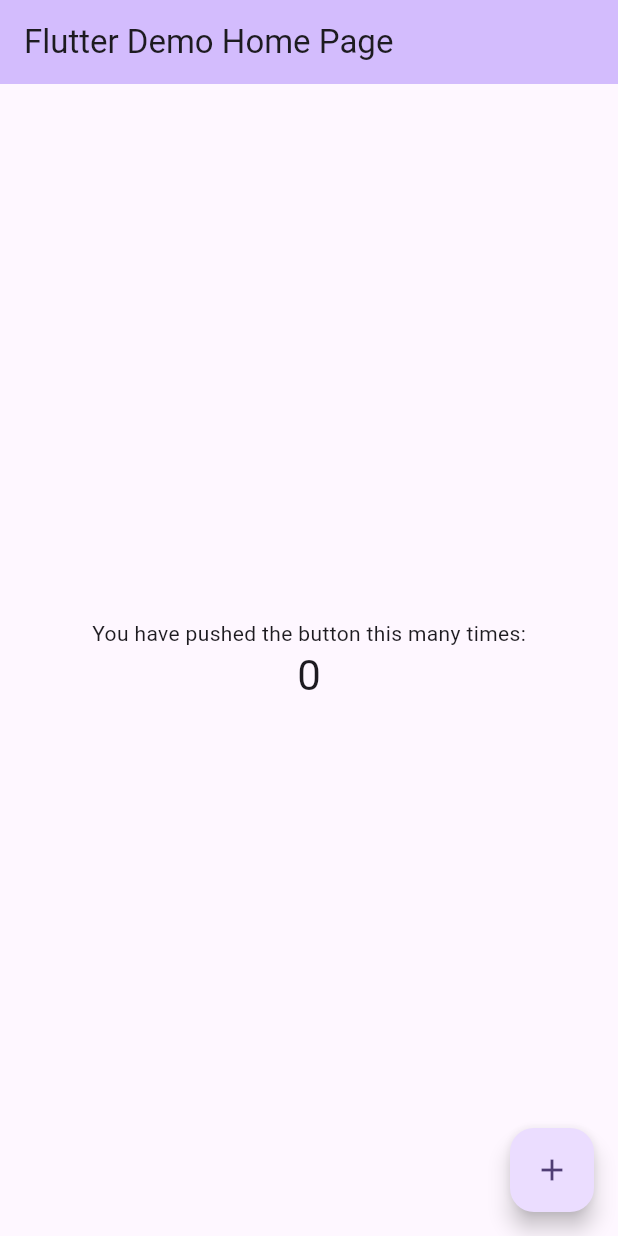
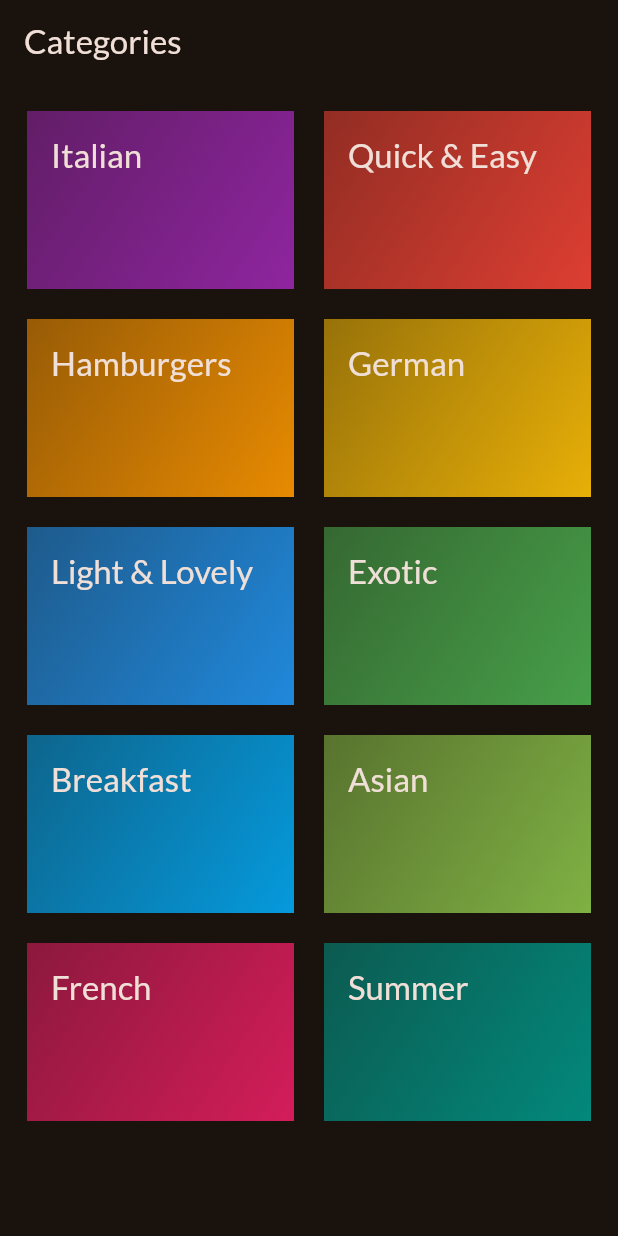
Before and after one commit to MuhammadAhmadd1/recipe-app, a Flutter app: the screen it shows after launch, on a phone screen of 412 x 824 dp. Run offline on Flutter 3.47's test engine with Material 3 defaults, Android fonts, the phone set to English and light mode, and no system bars; our stand-ins replace google_fonts.

Commit message:
Added Simple Grid/Categories and set their theme

```diff
--- /dev/null
+++ b/lib/data/dummy_data.dart
@@ -0,0 +1,56 @@
+import 'package:flutter/material.dart';
+
+import 'package:meals/models/category.dart';
+
+const availableCategories = [
+  Category(
+    id: 'c1',
+    title: 'Italian',
+    color: Colors.purple,
+  ),
+  Category(
+    id: 'c2',
+    title: 'Quick & Easy',
+    color: Colors.red,
+  ),
+  Category(
+    id: 'c3',
+    title: 'Hamburgers',
+    color: Colors.orange,
+  ),
+  Category(
+    id: 'c4',
+    title: 'German',
+    color: Colors.amber,
+  ),
+  Category(
+    id: 'c5',
+    title: 'Light & Lovely',
+    color: Colors.blue,
+  ),
+  Category(
+    id: 'c6',
+    title: 'Exotic',
+    color: Colors.green,
+  ),
+  Category(
+    id: 'c7',
+    title: 'Breakfast',
+    color: Colors.lightBlue,
+  ),
+  Category(
+    id: 'c8',
+    title: 'Asian',
+    color: Colors.lightGreen,
+  ),
+  Category(
+    id: 'c9',
+    title: 'French',
+    color: Colors.pink,
+  ),
+  Category(
+    id: 'c10',
+    title: 'Summer',
+    color: Colors.teal,
+  ),
+];
--- a/lib/main.dart
+++ b/lib/main.dart
@@ -1,125 +1,30 @@
+
 import 'package:flutter/material.dart';
 
+import 'package:google_fonts/google_fonts.dart';
+import 'package:meals/screens/category_screen.dart';
+
+final theme = ThemeData(
+  useMaterial3: true,
+  colorScheme: ColorScheme.fromSeed(
+    brightness: Brightness.dark,
+    seedColor: const Color.fromARGB(255, 131, 57, 0),
+  ),
+  textTheme: GoogleFonts.latoTextTheme(),
+);
+
 void main() {
-  runApp(const MyApp());
+  runApp(const App());
 }
 
-class MyApp extends StatelessWidget {
-  const MyApp({super.key});
+class App extends StatelessWidget {
+  const App({super.key});
 
-  // This widget is the root of your application.
   @override
   Widget build(BuildContext context) {
     return MaterialApp(
-      title: 'Flutter Demo',
-      theme: ThemeData(
-        // This is the theme of your application.
-        //
-        // TRY THIS: Try running your application with "flutter run". You'll see
-        // the application has a purple toolbar. Then, without quitting the app,
-        // try changing the seedColor in the colorScheme below to Colors.green
-        // and then invoke "hot reload" (save your changes or press the "hot
-        // reload" button in a Flutter-supported IDE, or press "r" if you used
-        // the command line to start the app).
-        //
-        // Notice that the counter didn't reset back to zero; the application
-        // state is not lost during the reload. To reset the state, use hot
-        // restart instead.
-        //
-        // This works for code too, not just values: Most code changes can be
-        // tested with just a hot reload.
-        colorScheme: ColorScheme.fromSeed(seedColor: Colors.deepPurple),
-        useMaterial3: true,
-      ),
-      home: const MyHomePage(title: 'Flutter Demo Home Page'),
+      theme: theme,
+      home: CategoryScreen(),
     );
   }
 }
-
-class MyHomePage extends StatefulWidget {
-  const MyHomePage({super.key, required this.title});
-
-  // This widget is the home page of your application. It is stateful, meaning
-  // that it has a State object (defined below) that contains fields that affect
-  // how it looks.
-
-  // This class is the configuration for the state. It holds the values (in this
-  // case the title) provided by the parent (in this case the App widget) and
-  // used by the build method of the State. Fields in a Widget subclass are
-  // always marked "final".
-
-  final String title;
-
-  @override
-  State<MyHomePage> createState() => _MyHomePageState();
-}
-
-class _MyHomePageState extends State<MyHomePage> {
-  int _counter = 0;
-
-  void _incrementCounter() {
-    setState(() {
-      // This call to setState tells the Flutter framework that something has
-      // changed in this State, which causes it to rerun the build method below
-      // so that the display can reflect the updated values. If we changed
-      // _counter without calling setState(), then the build method would not be
-      // called again, and so nothing would appear to happen.
-      _counter++;
-    });
-  }
-
-  @override
-  Widget build(BuildContext context) {
-    // This method is rerun every time setState is called, for instance as done
-    // by the _incrementCounter method above.
-    //
-    // The Flutter framework has been optimized to make rerunning build methods
-    // fast, so that you can just rebuild anything that needs updating rather
-    // than having to individually change instances of widgets.
-    return Scaffold(
-      appBar: AppBar(
-        // TRY THIS: Try changing the color here to a specific color (to
-        // Colors.amber, perhaps?) and trigger a hot reload to see the AppBar
-        // change color while the other colors stay the same.
-        backgroundColor: Theme.of(context).colorScheme.inversePrimary,
-        // Here we take the value from the MyHomePage object that was created by
-        // the App.build method, and use it to set our appbar title.
-        title: Text(widget.title),
-      ),
-      body: Center(
-        // Center is a layout widget. It takes a single child and positions it
-        // in the middle of the parent.
-        child: Column(
-          // Column is also a layout widget. It takes a list of children and
-          // arranges them vertically. By default, it sizes itself to fit its
-          // children horizontally, and tries to be as tall as its parent.
-          //
-          // Column has various properties to control how it sizes itself and
-          // how it positions its children. Here we use mainAxisAlignment to
-          // center the children vertically; the main axis here is the vertical
-          // axis because Columns are vertical (the cross axis would be
-          // horizontal).
-          //
-          // TRY THIS: Invoke "debug painting" (choose the "Toggle Debug Paint"
-          // action in the IDE, or press "p" in the console), to see the
-          // wireframe for each widget.
-          mainAxisAlignment: MainAxisAlignment.center,
-          children: <Widget>[
-            const Text(
-              'You have pushed the button this many times:',
-            ),
-            Text(
-              '$_counter',
-              style: Theme.of(context).textTheme.headlineMedium,
-            ),
-          ],
-        ),
-      ),
-      floatingActionButton: FloatingActionButton(
-        onPressed: _incrementCounter,
-        tooltip: 'Increment',
-        child: const Icon(Icons.add),
-      ), // This trailing comma makes auto-formatting nicer for build methods.
-    );
-  }
-}
--- /dev/null
+++ b/lib/models/category.dart
@@ -0,0 +1,12 @@
+import 'package:flutter/material.dart';
+
+class Category {
+  const Category({
+    required this.id,
+    required this.title,
+    this.color = Colors.orange,
+  });
+  final String id;
+  final String title;
+  final Color color;
+}
--- /dev/null
+++ b/lib/screens/category_screen.dart
@@ -0,0 +1,30 @@
+import 'package:flutter/material.dart';
+import 'package:meals/data/dummy_data.dart';
+import 'package:meals/widgets/category_grid_items.dart';
+
+class CategoryScreen extends StatelessWidget {
+  const CategoryScreen({super.key});
+
+  @override
+  Widget build(BuildContext context) {
+    return Scaffold(
+      appBar: AppBar(
+        title: Text('Categories'),
+      ),
+      body: GridView(
+        padding: EdgeInsets.all(18),
+        gridDelegate: SliverGridDelegateWithFixedCrossAxisCount(
+          crossAxisCount: 2,
+          childAspectRatio: 3 / 2,
+          crossAxisSpacing: 20,
+          mainAxisSpacing: 20,
+        ),
+        children: //availableCategories.map((category)=>CategoryGridItems(category: category)).toList(),
+            [
+          for (final category in availableCategories)
+            CategoryGridItems(category: category)
+        ],
+      ),
+    );
+  }
+}
--- /dev/null
+++ b/lib/widgets/category_grid_items.dart
@@ -0,0 +1,32 @@
+//blue print of all the categories
+
+import 'package:flutter/material.dart';
+import 'package:meals/models/category.dart';
+
+class CategoryGridItems extends StatelessWidget {
+  const CategoryGridItems({super.key, required this.category});
+  final Category category;
+
+  @override
+  Widget build(BuildContext context) {
+    return Container(
+      padding: EdgeInsets.all(16),
+      decoration: BoxDecoration(
+        gradient: LinearGradient(
+          colors: [
+            category.color.withAlpha((0.55 * 255).toInt()),
+            category.color.withAlpha((0.9 * 255).toInt()),
+          ],
+          begin: Alignment.topLeft,
+          end: Alignment.bottomRight,
+        ),
+      ),
+      child: Text(
+        category.title,
+        style: Theme.of(context).textTheme.titleLarge!.copyWith(
+              color: Theme.of(context).colorScheme.onSurface,
+            ),
+      ),
+    );
+  }
+}
--- a/pubspec.yaml
+++ b/pubspec.yaml
@@ -34,6 +34,7 @@ dependencies:
   # The following adds the Cupertino Icons font to your application.
   # Use with the CupertinoIcons class for iOS style icons.
   cupertino_icons: ^1.0.8
+  google_fonts: ^6.2.1
 
 dev_dependencies:
   flutter_test:
```
Also changed, not shown: pubspec.lock, 1 other file.
